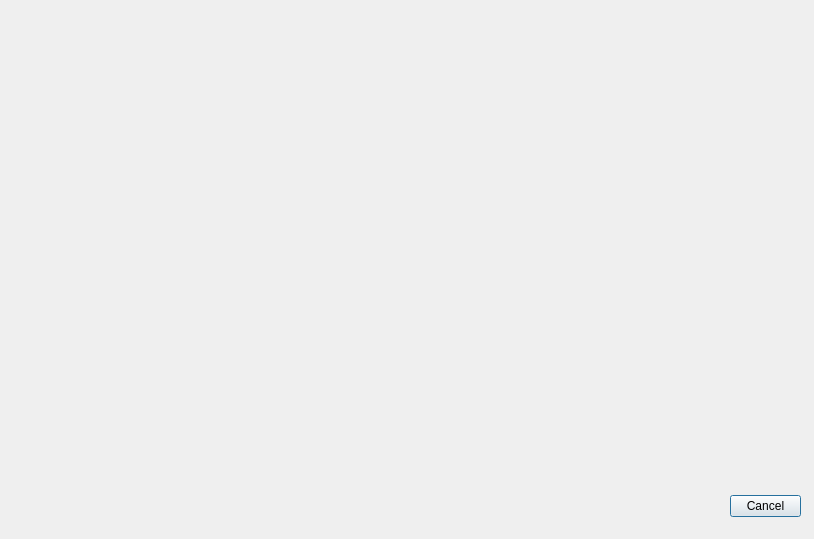
Before: the Qt Designer form src/MusiDoodle/newcomponentpicker.ui in JJB9922/MusiDoodle, drawn with Qt 5.
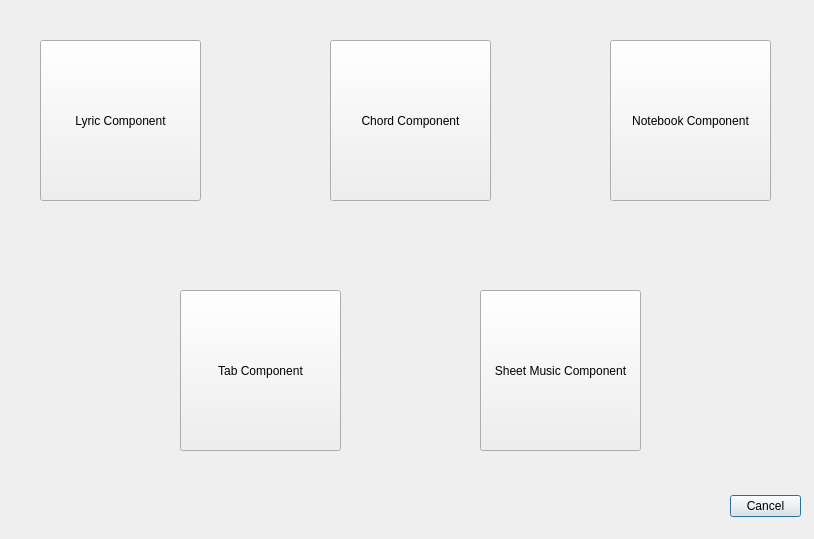
After: the same form once the commit is applied.

Commit message: basic component picker ui

Diff of the .ui file:
```diff
--- a/src/MusiDoodle/newcomponentpicker.ui
+++ b/src/MusiDoodle/newcomponentpicker.ui
@@ -29,6 +29,71 @@
     <set>QDialogButtonBox::Cancel</set>
    </property>
   </widget>
+  <widget class="QPushButton" name="lyricComponentButton">
+   <property name="geometry">
+    <rect>
+     <x>40</x>
+     <y>40</y>
+     <width>161</width>
+     <height>161</height>
+    </rect>
+   </property>
+   <property name="text">
+    <string>Lyric Component</string>
+   </property>
+  </widget>
+  <widget class="QPushButton" name="chordComponentButton">
+   <property name="geometry">
+    <rect>
+     <x>330</x>
+     <y>40</y>
+     <width>161</width>
+     <height>161</height>
+    </rect>
+   </property>
+   <property name="text">
+    <string>Chord Component</string>
+   </property>
+  </widget>
+  <widget class="QPushButton" name="tabComponentButton">
+   <property name="geometry">
+    <rect>
+     <x>180</x>
+     <y>290</y>
+     <width>161</width>
+     <height>161</height>
+    </rect>
+   </property>
+   <property name="text">
+    <string>Tab Component</string>
+   </property>
+  </widget>
+  <widget class="QPushButton" name="sheetMusicComponentButton">
+   <property name="geometry">
+    <rect>
+     <x>480</x>
+     <y>290</y>
+     <width>161</width>
+     <height>161</height>
+    </rect>
+   </property>
+   <property name="text">
+    <string>Sheet Music Component</string>
+   </property>
+  </widget>
+  <widget class="QPushButton" name="notebookComponentButton">
+   <property name="geometry">
+    <rect>
+     <x>610</x>
+     <y>40</y>
+     <width>161</width>
+     <height>161</height>
+    </rect>
+   </property>
+   <property name="text">
+    <string>Notebook Component</string>
+   </property>
+  </widget>
  </widget>
  <resources/>
  <connections>
```
Left out of the diff: 22 changed lines with no effect on the pictures. The commit also changes 1 other file.
